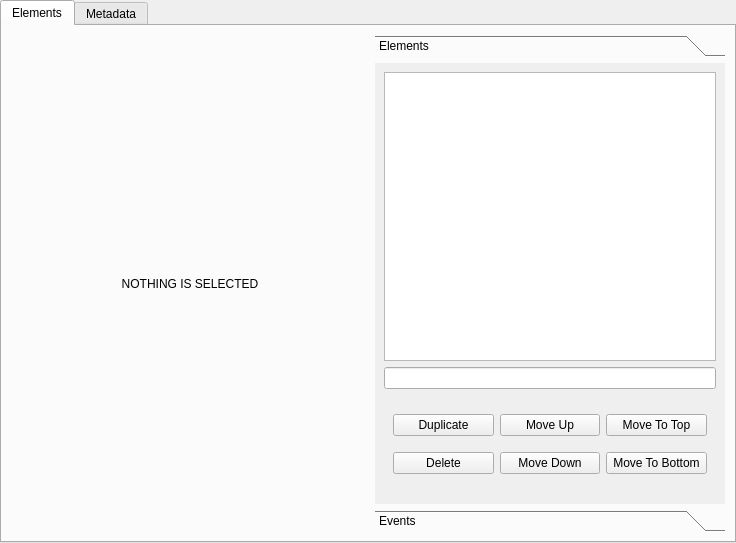
Old version of the form pagesettings.ui in the repository minirop/hso-page-builder.
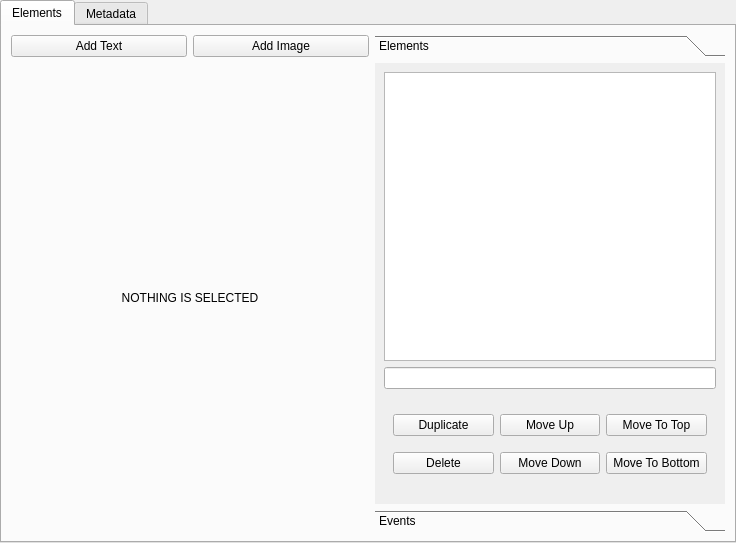
New version of the form. The open tabs and pages were chosen to show the change.

Commit message: Creation of a new text element is now possible & changer z-order via "move to" buttons.

Patch:
```diff
--- a/pagesettings.ui
+++ b/pagesettings.ui
@@ -40,6 +40,26 @@
       </attribute>
       <layout class="QHBoxLayout" name="horizontalLayout">
        <item>
+        <layout class="QVBoxLayout" name="verticalLayout_5">
+         <item>
+          <layout class="QHBoxLayout" name="horizontalLayout_6">
+           <item>
+            <widget class="QPushButton" name="addTextButton">
+             <property name="text">
+              <string>Add Text</string>
+             </property>
+            </widget>
+           </item>
+           <item>
+            <widget class="QPushButton" name="addGifButton">
+             <property name="text">
+              <string>Add Image</string>
+             </property>
+            </widget>
+           </item>
+          </layout>
+         </item>
+         <item>
         <widget class="QStackedWidget" name="stackedWidget">
          <property name="currentIndex">
           <number>1</number>
@@ -215,6 +235,8 @@
           </layout>
          </widget>
         </widget>
+         </item>
+        </layout>
        </item>
        <item>
         <widget class="QToolBox" name="toolBox">
```
Left out of the diff: 2 changed lines with no effect on the pictures. Lines whose indentation alone changed are shown as unchanged. The commit also changes 8 other files.
